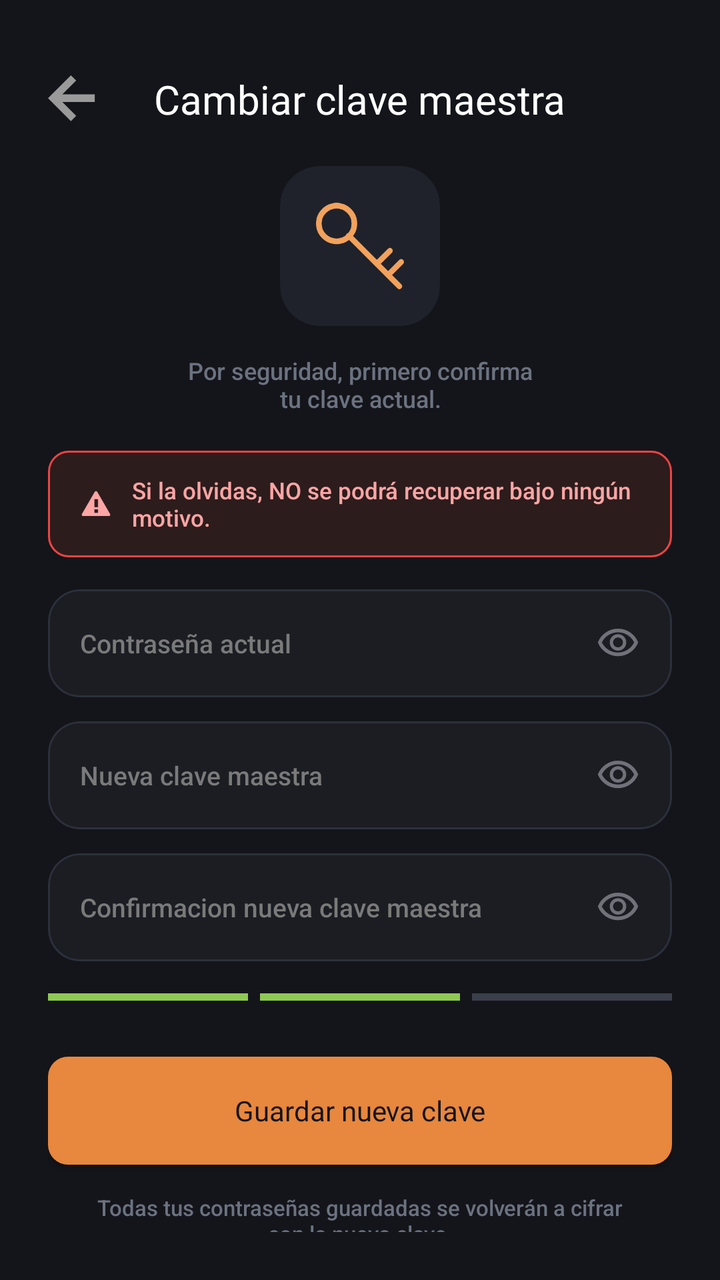
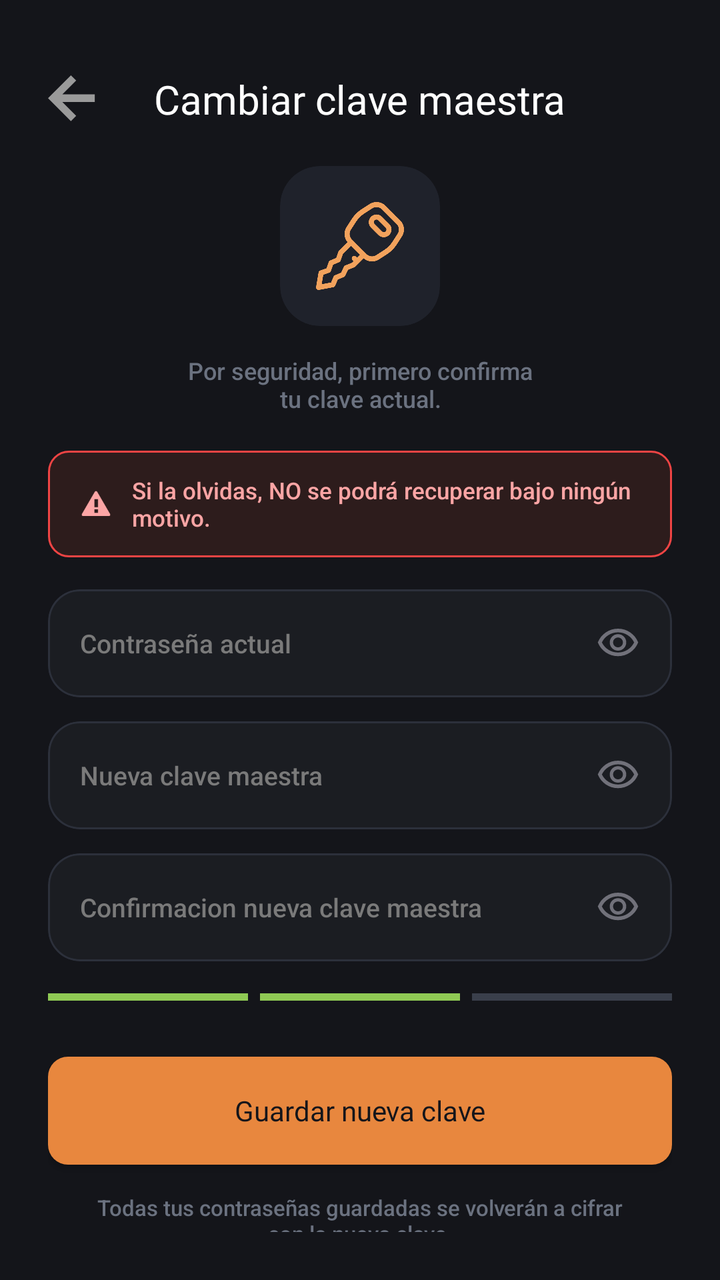

Screens rendered from an Android XML layout before and after an edit, with the pre-edit source and the edit as a unified diff.
<!-- AndroidManifest.xml: application theme Theme.MyApplication -->
<!-- res/layout/activity_change_master_key.xml -->
<?xml version="1.0" encoding="utf-8"?>
<androidx.constraintlayout.widget.ConstraintLayout xmlns:android="http://schemas.android.com/apk/res/android"
    xmlns:app="http://schemas.android.com/apk/res-auto"
    xmlns:tools="http://schemas.android.com/tools"
    android:id="@+id/main"
    android:layout_width="match_parent"
    android:layout_height="match_parent"
    android:background="@color/bg_main"
    android:padding="24dp"
    tools:context=".ChangeMasterKeyActivity">

    
    <ImageView
        android:id="@+id/btnBack"
        android:layout_width="24dp"
        android:layout_height="24dp"
        android:contentDescription="Volver"
        android:src="@drawable/flecha"
        app:layout_constraintBottom_toBottomOf="@id/tvChangeKeyTitle"
        app:layout_constraintStart_toStartOf="parent"
        app:layout_constraintTop_toTopOf="@id/tvChangeKeyTitle" />

    
    <TextView
        android:id="@+id/tvChangeKeyTitle"
        android:layout_width="wrap_content"
        android:layout_height="wrap_content"
        android:layout_marginTop="12dp"
        android:fontFamily="@font/inter_bold"
        android:text="Cambiar clave maestra"
        android:textColor="@color/text_primary"
        android:textSize="20sp"
        app:layout_constraintEnd_toEndOf="parent"
        app:layout_constraintStart_toStartOf="parent"
        app:layout_constraintTop_toTopOf="parent" />

    
    <com.google.android.material.card.MaterialCardView
        android:id="@+id/cardKey"
        android:layout_width="80dp"
        android:layout_height="80dp"
        android:layout_marginTop="20dp"
        app:cardBackgroundColor="#1F222B"
        app:cardCornerRadius="20dp"
        app:cardElevation="0dp"
        app:strokeWidth="0dp"
        app:layout_constraintEnd_toEndOf="parent"
        app:layout_constraintStart_toStartOf="parent"
        app:layout_constraintTop_toBottomOf="@id/tvChangeKeyTitle">

        <ImageView
            android:layout_width="44dp"
            android:layout_height="44dp"
            android:layout_gravity="center"
            android:src="@drawable/clave" />
    </com.google.android.material.card.MaterialCardView>

    
    <TextView
        android:id="@+id/tvChangeKeySubtitle"
        android:layout_width="0dp"
        android:layout_height="wrap_content"
        android:layout_marginTop="14dp"
        android:fontFamily="sans-serif-medium"
        android:text="Por seguridad, primero confirma\ntu clave actual."
        android:textAlignment="center"
        android:textColor="@color/text_muted"
        android:textSize="12sp"
        app:layout_constraintEnd_toEndOf="parent"
        app:layout_constraintStart_toStartOf="parent"
        app:layout_constraintTop_toBottomOf="@id/cardKey" />

    
    <LinearLayout
        android:id="@+id/layoutWarning"
        android:layout_width="0dp"
        android:layout_height="wrap_content"
        android:layout_marginTop="18dp"
        android:background="@drawable/bg_warning_border"
        android:gravity="center_vertical"
        android:orientation="horizontal"
        android:paddingHorizontal="16dp"
        android:paddingVertical="12dp"
        app:layout_constraintEnd_toEndOf="parent"
        app:layout_constraintStart_toStartOf="parent"
        app:layout_constraintTop_toBottomOf="@id/tvChangeKeySubtitle">

        <ImageView
            android:layout_width="16dp"
            android:layout_height="16dp"
            android:layout_marginEnd="10dp"
            android:src="@android:drawable/stat_notify_error"
            app:tint="#FCA5A5" />

        <TextView
            android:layout_width="match_parent"
            android:layout_height="wrap_content"
            android:fontFamily="sans-serif-medium"
            android:text="Si la olvidas, NO se podrá recuperar bajo ningún motivo."
            android:textColor="#FCA5A5"
            android:textSize="11.5sp" />
    </LinearLayout>

    
    <com.google.android.material.card.MaterialCardView
        android:id="@+id/cardCurrentPassword"
        android:layout_width="0dp"
        android:layout_height="54dp"
        android:layout_marginTop="16dp"
        app:cardBackgroundColor="#1B1D22"
        app:cardCornerRadius="16dp"
        app:cardElevation="0dp"
        app:strokeColor="#2C303B"
        app:strokeWidth="1dp"
        app:layout_constraintEnd_toEndOf="parent"
        app:layout_constraintStart_toStartOf="parent"
        app:layout_constraintTop_toBottomOf="@id/layoutWarning">

        <RelativeLayout
            android:layout_width="match_parent"
            android:layout_height="match_parent"
            android:paddingHorizontal="16dp">

            <EditText
                android:id="@+id/etCurrentPassword"
                android:layout_width="match_parent"
                android:layout_height="match_parent"
                android:layout_toStartOf="@id/ivToggleCurrentPassword"
                android:autofillHints="password"
                android:background="@null"
                android:fontFamily="sans-serif-medium"
                android:hint="Contraseña actual"
                android:inputType="textPassword"
                android:textColor="#FFFFFF"
                android:textColorHint="#7A7A7A"
                android:textSize="13sp" />

            <ImageView
                android:id="@+id/ivToggleCurrentPassword"
                android:layout_width="22dp"
                android:layout_height="22dp"
                android:layout_alignParentEnd="true"
                android:layout_centerVertical="true"
                android:contentDescription="Mostrar contraseña"
                android:src="@drawable/ojo" />
        </RelativeLayout>
    </com.google.android.material.card.MaterialCardView>

    
    <com.google.android.material.card.MaterialCardView
        android:id="@+id/cardNewPassword"
        android:layout_width="0dp"
        android:layout_height="54dp"
        android:layout_marginTop="12dp"
        app:cardBackgroundColor="#1B1D22"
        app:cardCornerRadius="16dp"
        app:cardElevation="0dp"
        app:strokeColor="#2C303B"
        app:strokeWidth="1dp"
        app:layout_constraintEnd_toEndOf="parent"
        app:layout_constraintStart_toStartOf="parent"
        app:layout_constraintTop_toBottomOf="@id/cardCurrentPassword">

        <RelativeLayout
            android:layout_width="match_parent"
            android:layout_height="match_parent"
            android:paddingHorizontal="16dp">

            <EditText
                android:id="@+id/etNewPassword"
                android:layout_width="match_parent"
                android:layout_height="match_parent"
                android:layout_toStartOf="@id/ivToggleNewPassword"
                android:autofillHints="password"
                android:background="@null"
                android:fontFamily="sans-serif-medium"
                android:hint="Nueva clave maestra"
                android:inputType="textPassword"
                android:textColor="#FFFFFF"
                android:textColorHint="#7A7A7A"
                android:textSize="13sp" />

            <ImageView
                android:id="@+id/ivToggleNewPassword"
                android:layout_width="22dp"
                android:layout_height="22dp"
                android:layout_alignParentEnd="true"
                android:layout_centerVertical="true"
                android:contentDescription="Mostrar contraseña"
                android:src="@drawable/ojo" />
        </RelativeLayout>
    </com.google.android.material.card.MaterialCardView>

    
    <com.google.android.material.card.MaterialCardView
        android:id="@+id/cardConfirmPassword"
        android:layout_width="0dp"
        android:layout_height="54dp"
        android:layout_marginTop="12dp"
        app:cardBackgroundColor="#1B1D22"
        app:cardCornerRadius="16dp"
        app:cardElevation="0dp"
        app:strokeColor="#2C303B"
        app:strokeWidth="1dp"
        app:layout_constraintEnd_toEndOf="parent"
        app:layout_constraintStart_toStartOf="parent"
        app:layout_constraintTop_toBottomOf="@id/cardNewPassword">

        <RelativeLayout
            android:layout_width="match_parent"
            android:layout_height="match_parent"
            android:paddingHorizontal="16dp">

            <EditText
                android:id="@+id/etConfirmPassword"
                android:layout_width="match_parent"
                android:layout_height="match_parent"
                android:layout_toStartOf="@id/ivToggleConfirmPassword"
                android:autofillHints="password"
                android:background="@null"
                android:fontFamily="sans-serif-medium"
                android:hint="Confirmacion nueva clave maestra"
                android:inputType="textPassword"
                android:textColor="#FFFFFF"
                android:textColorHint="#7A7A7A"
                android:textSize="13sp" />

            <ImageView
                android:id="@+id/ivToggleConfirmPassword"
                android:layout_width="22dp"
                android:layout_height="22dp"
                android:layout_alignParentEnd="true"
                android:layout_centerVertical="true"
                android:contentDescription="Mostrar contraseña"
                android:src="@drawable/ojo" />
        </RelativeLayout>
    </com.google.android.material.card.MaterialCardView>

    
    <LinearLayout
        android:id="@+id/layoutStrengthBars"
        android:layout_width="0dp"
        android:layout_height="wrap_content"
        android:layout_marginTop="16dp"
        android:orientation="horizontal"
        android:weightSum="3"
        app:layout_constraintEnd_toEndOf="parent"
        app:layout_constraintStart_toStartOf="parent"
        app:layout_constraintTop_toBottomOf="@id/cardConfirmPassword">

        <View
            android:layout_width="0dp"
            android:layout_height="3.5dp"
            android:layout_marginEnd="6dp"
            android:layout_weight="1"
            android:background="@color/green_accent" />

        <View
            android:layout_width="0dp"
            android:layout_height="3.5dp"
            android:layout_marginEnd="6dp"
            android:layout_weight="1"
            android:background="@color/green_accent" />

        <View
            android:layout_width="0dp"
            android:layout_height="3.5dp"
            android:layout_weight="1"
            android:background="#3A3F4B" />
    </LinearLayout>

    
    <androidx.appcompat.widget.AppCompatButton
        android:id="@+id/btnSaveNewKey"
        android:layout_width="0dp"
        android:layout_height="54dp"
        android:layout_marginTop="28dp"
        android:background="@drawable/bg_primary_button"
        android:fontFamily="@font/inter_bold"
        android:text="Guardar nueva clave"
        android:textAllCaps="false"
        android:textColor="@color/bg_main"
        android:textSize="14sp"
        app:backgroundTint="@null"
        app:layout_constraintEnd_toEndOf="parent"
        app:layout_constraintStart_toStartOf="parent"
        app:layout_constraintTop_toBottomOf="@id/layoutStrengthBars" />

    
    <TextView
        android:layout_width="0dp"
        android:layout_height="wrap_content"
        android:layout_marginTop="14dp"
        android:fontFamily="sans-serif-medium"
        android:text="Todas tus contraseñas guardadas se volverán a cifrar\ncon la nueva clave."
        android:textAlignment="center"
        android:textColor="@color/text_muted"
        android:textSize="11sp"
        app:layout_constraintEnd_toEndOf="parent"
        app:layout_constraintStart_toStartOf="parent"
        app:layout_constraintTop_toBottomOf="@id/btnSaveNewKey" />

</androidx.constraintlayout.widget.ConstraintLayout>
<!-- resources referenced by this layout -->
<resources>
  <color name="bg_main">#14151A</color>
  <color name="green_accent">#8FC954</color>
  <color name="text_muted">#6B7280</color>
  <color name="text_primary">#FFFFFF</color>
  <!-- drawable bg_primary_button (drawable) -->
  <?xml version="1.0" encoding="utf-8"?>
  <shape xmlns:android="http://schemas.android.com/apk/res/android"
      android:shape="rectangle">
      <corners android:radius="10dp" />
      <solid android:color="#E8873E" />
  </shape>
  <!-- drawable bg_warning_border (drawable) -->
  <?xml version="1.0" encoding="utf-8"?>
  <shape xmlns:android="http://schemas.android.com/apk/res/android"
      android:shape="rectangle">
      <solid android:color="#2D1C1C"/>
      <stroke android:width="1dp" android:color="#EF4444"/>
      <corners android:radius="10dp"/>
  </shape>
  <!-- drawable clave (drawable) -->
  <vector xmlns:android="http://schemas.android.com/apk/res/android"
      android:width="47dp"
      android:height="46dp"
      android:viewportWidth="47"
      android:viewportHeight="46">
    <path
        android:pathData="M20.5,11C20.5,16.247 16.247,20.5 11,20.5C5.753,20.5 1.5,16.247 1.5,11C1.5,5.753 5.753,1.5 11,1.5C16.247,1.5 20.5,5.753 20.5,11Z"
        android:strokeLineJoin="round"
        android:strokeWidth="3"
        android:fillColor="#00000000"
        android:strokeColor="#F2A25C"
        android:strokeLineCap="round"/>
    <path
        android:pathData="M17.5,17.5L44.5,44.5"
        android:strokeLineJoin="round"
        android:strokeWidth="3"
        android:fillColor="#00000000"
        android:strokeColor="#F2A25C"
        android:strokeLineCap="round"/>
    <path
        android:pathData="M32.5,32.5L39.5,25.5"
        android:strokeLineJoin="round"
        android:strokeWidth="3"
        android:fillColor="#00000000"
        android:strokeColor="#F2A25C"
        android:strokeLineCap="round"/>
    <path
        android:pathData="M38.5,38.5L45.5,31.5"
        android:strokeLineJoin="round"
        android:strokeWidth="3"
        android:fillColor="#00000000"
        android:strokeColor="#F2A25C"
        android:strokeLineCap="round"/>
  </vector>
  <!-- drawable flecha (drawable) -->
  <vector xmlns:android="http://schemas.android.com/apk/res/android"
      android:width="15dp"
      android:height="15dp"
      android:viewportWidth="15"
      android:viewportHeight="15">
    <path
        android:pathData="M7.159,14.318L0,7.159L7.159,-0L8.807,1.633L4.482,5.959H14.616V8.359H4.482L8.807,12.677L7.159,14.318Z"
        android:fillColor="#9A9A9A"/>
  </vector>
  <!-- drawable ojo (drawable) -->
  <vector xmlns:android="http://schemas.android.com/apk/res/android"
      android:width="24dp"
      android:height="24dp"
      android:viewportWidth="960"
      android:viewportHeight="960">
    <path
        android:pathData="M607.5,587.5Q660,535 660,460t-52.5,-127.5Q555,280 480,280t-127.5,52.5Q300,385 300,460t52.5,127.5Q405,640 480,640t127.5,-52.5ZM403.5,536.5Q372,505 372,460t31.5,-76.5Q435,352 480,352t76.5,31.5Q588,415 588,460t-31.5,76.5Q525,568 480,568t-76.5,-31.5ZM214,678.5Q94,597 40,460q54,-137 174,-218.5T480,160q146,0 266,81.5T920,460q-54,137 -174,218.5T480,760q-146,0 -266,-81.5ZM480,460ZM687.5,620.5Q782,561 832,460q-50,-101 -144.5,-160.5T480,240q-113,0 -207.5,59.5T128,460q50,101 144.5,160.5T480,680q113,0 207.5,-59.5Z"
        android:fillColor="#71717A"/>
  </vector>
  <style name="Theme.MyApplication" parent="Base.Theme.MyApplication" />
  <style name="Base.Theme.MyApplication" parent="Theme.Material3.DayNight.NoActionBar">
          <item name="android:windowBackground">#000000</item>
      </style>
</resources>

<!-- the commit's change to res/layout/activity_change_master_key.xml (unified diff, before → after) -->
@@ -52,7 +52,9 @@
             android:layout_width="44dp"
             android:layout_height="44dp"
             android:layout_gravity="center"
-            android:src="@drawable/clave" />
+            android:src="@drawable/clave"
+            app:tint="#F2A25C"/>
+
     </com.google.android.material.card.MaterialCardView>
 
     
<!-- resource entries referenced after the edit -->
@@ -19,41 +19,7 @@
       <stroke android:width="1dp" android:color="#EF4444"/>
       <corners android:radius="10dp"/>
   </shape>
-  <!-- drawable clave (drawable) -->
-  <vector xmlns:android="http://schemas.android.com/apk/res/android"
-      android:width="47dp"
-      android:height="46dp"
-      android:viewportWidth="47"
-      android:viewportHeight="46">
-    <path
-        android:pathData="M20.5,11C20.5,16.247 16.247,20.5 11,20.5C5.753,20.5 1.5,16.247 1.5,11C1.5,5.753 5.753,1.5 11,1.5C16.247,1.5 20.5,5.753 20.5,11Z"
-        android:strokeLineJoin="round"
-        android:strokeWidth="3"
-        android:fillColor="#00000000"
-        android:strokeColor="#F2A25C"
-        android:strokeLineCap="round"/>
-    <path
-        android:pathData="M17.5,17.5L44.5,44.5"
-        android:strokeLineJoin="round"
-        android:strokeWidth="3"
-        android:fillColor="#00000000"
-        android:strokeColor="#F2A25C"
-        android:strokeLineCap="round"/>
-    <path
-        android:pathData="M32.5,32.5L39.5,25.5"
-        android:strokeLineJoin="round"
-        android:strokeWidth="3"
-        android:fillColor="#00000000"
-        android:strokeColor="#F2A25C"
-        android:strokeLineCap="round"/>
-    <path
-        android:pathData="M38.5,38.5L45.5,31.5"
-        android:strokeLineJoin="round"
-        android:strokeWidth="3"
-        android:fillColor="#00000000"
-        android:strokeColor="#F2A25C"
-        android:strokeLineCap="round"/>
-  </vector>
+  <!-- drawable clave: png bitmap (drawable, 15466 bytes) -->
   <!-- drawable flecha (drawable) -->
   <vector xmlns:android="http://schemas.android.com/apk/res/android"
       android:width="15dp"
